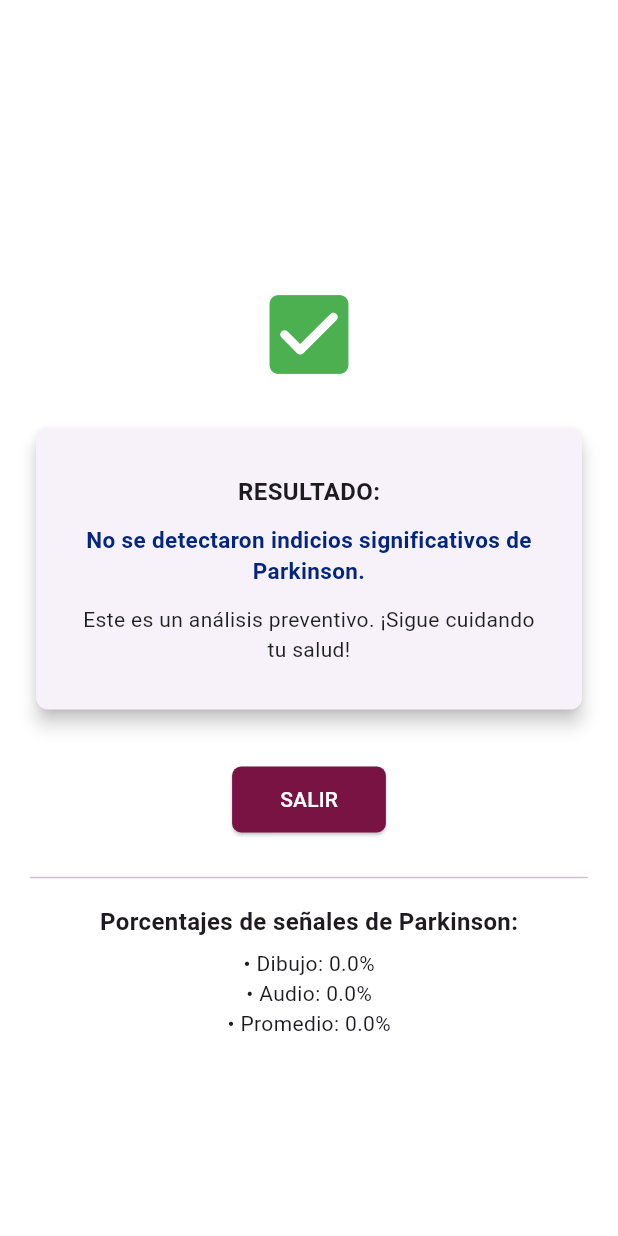
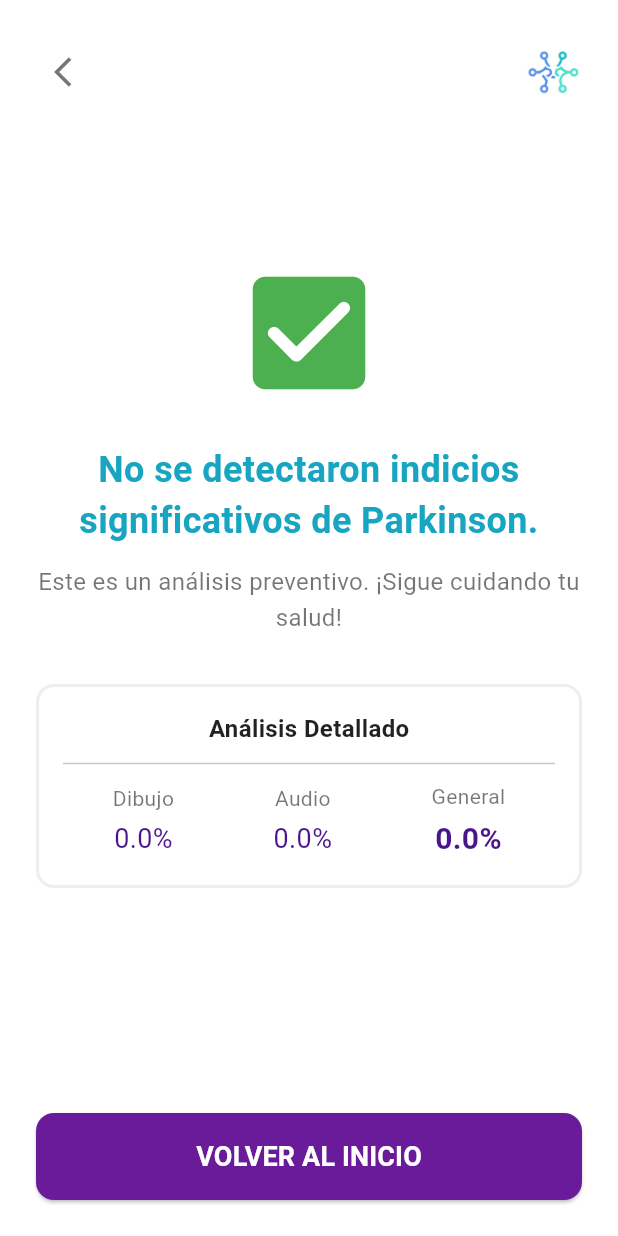
Before and after one commit to DarwinJesusNeiraC/Tesis_app, a Flutter app: the ThankYouScreen screen opened directly with empty values, on a phone screen of 412 x 824 dp. Run offline on Flutter 3.47's test engine with Material 3 defaults, Android fonts, the light colour scheme and no system bars; our stand-ins replace audioplayers, connectivity_plus, permission_handler; missing offline and left inert: flutter_sound.

Commit message:
thank you screen - functional

```diff
--- a/lib/screens/thank_you_screen.dart
+++ b/lib/screens/thank_you_screen.dart
@@ -8,6 +8,7 @@ class ThankYouScreen extends StatelessWidget {
 
   //onst ThankYouScreen({Key? key, required this.hasSymptoms}) : super(key: key);
   const ThankYouScreen({
+    super.key,
     required this.hasSymptoms,
     required this.drawingProbability,
     required this.audioProbability,
@@ -45,47 +46,9 @@ class ThankYouScreen extends StatelessWidget {
       };
     }
   }
-
-  String _getRiskMessage(double combinedProbability) {
-    // Rangos: <30% → Bajo, 30–70% → Moderado, >70% → Alto
-    if (combinedProbability < 0.30) {
-      return "No se detectaron indicios significativos de Parkinson.\n\n"
-          "Este es un análisis preventivo. ¡Sigue cuidando tu salud!";
-    } else if (combinedProbability < 0.70) {
-      return "Se encontraron señales moderadas que podrían estar relacionadas con Parkinson.\n\n"
-          "Te recomendamos consultar con un profesional médico para una evaluación más completa.";
-    } else {
-      return "Se detectaron indicios relevantes compatibles con síntomas de Parkinson.\n\n"
-          "Por favor, consulta con un médico especialista para una evaluación clínica detallada.";
-    }
-  }
-
-  IconData get _iconData => combinedProbability < 0.30
-      ? Icons.check_circle_outline
-      : combinedProbability < 0.70
-          ? Icons.warning_amber_rounded
-          : Icons.health_and_safety;
-
-  Color get _iconColor => combinedProbability < 0.30
-      ? Colors.green
-      : combinedProbability < 0.70
-          ? Colors.orange
-          : Colors.red;
-
+/*
   @override
   Widget build(BuildContext context) {
-    /*// Mensajes condicionales
-    final String title = "Resultado Preliminar";
-    final String message = hasSymptoms
-        ? "Existe una posible presencia de síntomas relacionados con Parkinson. "
-            "Recomendamos consultar con un especialista para una evaluación médica completa y la validación del resultado"
-        : "No se detectan señales claras de Parkinson."
-            "Sugerimos una revisión médica periódica para mantener su bienestar.";
-    final IconData icon =
-        hasSymptoms ? Icons.warning_amber_rounded : Icons.check_circle_outline;
-    final Color iconColor = hasSymptoms ? Colors.orange : Colors.green;
-    */
-    //final message = _getRiskMessage(combinedProbability);
     final result = _getResultConfig(combinedProbability);
     return Scaffold(
       backgroundColor: Colors.white,
@@ -149,7 +112,7 @@ class ThankYouScreen extends StatelessWidget {
                   Navigator.of(context).popUntil((route) => route.isFirst);
                 },
                 style: ElevatedButton.styleFrom(
-                  backgroundColor: Color(0xFF781344), // Color vino
+                  backgroundColor: Color(0xFF6A1B9A), // Color vino
                   foregroundColor: Colors.white,
                   padding:
                       const EdgeInsets.symmetric(horizontal: 32, vertical: 12),
@@ -157,7 +120,7 @@ class ThankYouScreen extends StatelessWidget {
                     borderRadius: BorderRadius.circular(6),
                   ),
                 ),
-                child: const Text('SALIR'),
+                child: const Text('VOLVER AL INICIO'),
               ),
               const SizedBox(height: 20),
               const Divider(),
@@ -177,7 +140,9 @@ class ThankYouScreen extends StatelessWidget {
     );
   }
 }
-  /*
+
+
+
     return Scaffold(
       appBar: AppBar(
         title: const Text('Resultado del Analisis'),
@@ -247,3 +212,129 @@ class ThankYouScreen extends StatelessWidget {
   }
 }
 */
+
+  @override
+  Widget build(BuildContext context) {
+    final result = _getResultConfig(combinedProbability);
+
+    return Scaffold(
+      backgroundColor: Colors.white,
+      body: SafeArea(
+        child: Padding(
+          padding: const EdgeInsets.all(24.0),
+          child: Column(
+            children: [
+              // --- Custom Header ---
+              Row(
+                mainAxisAlignment: MainAxisAlignment.spaceBetween,
+
+                children: [
+                  IconButton(
+                    icon: const Icon(Icons.arrow_back_ios, color: Colors.black54),
+                    onPressed: () => Navigator.of(context).pop(),
+                  ),
+                  Image.asset('assets/logo.png', height: 40),
+                ],
+              ),
+
+              const Spacer(flex: 2),
+
+              // --- Main Result Section (Unchanged) ---
+              Icon(result["icon"], size: 100, color: result["iconColor"]),
+              const SizedBox(height: 24),
+
+              Text(
+                result["title"],
+                style: const TextStyle(
+                  fontSize: 24,
+                  fontWeight: FontWeight.bold,
+                  //color: Color.fromARGB(255, 196, 46, 114),
+                  color: Color.fromARGB(255, 24, 165, 193),
+                ),
+                textAlign: TextAlign.center,
+              ),
+              const SizedBox(height: 12),
+              Text(
+                result["subtitle"],
+                style: const TextStyle(
+                  fontSize: 16,
+                  color: Colors.black54,
+                  height: 1.5),
+                  textAlign: TextAlign.center,
+              ),
+              const SizedBox(height: 32),
+
+              // --- UPDATED: Detailed Analysis Card ---
+              _buildProbabilityDetails(),
+
+              const Spacer(flex: 3),
+
+              // --- UPDATED: "Finalize" Button ---
+              SizedBox(
+                width: double.infinity,
+                child: ElevatedButton(
+                  onPressed: () => Navigator.of(context).popUntil((route) => route.isFirst),
+                  style: ElevatedButton.styleFrom(
+                    backgroundColor: const Color(0xFF6A1B9A),
+                    padding: const EdgeInsets.symmetric(vertical: 16),
+                    shape: RoundedRectangleBorder(borderRadius: BorderRadius.circular(12)),
+                  ),
+                  child: const Text('VOLVER AL INICIO', style: TextStyle(fontSize: 18, color: Colors.white, fontWeight: FontWeight.bold)),
+                ),
+              ),
+            ],
+          ),
+        ),
+      ),
+    );
+  }
+
+  // --- NEW: Helper widget for the detailed analysis card ---
+  Widget _buildProbabilityDetails() {
+    return Container(
+      padding: const EdgeInsets.all(16.0),
+      decoration: BoxDecoration(
+        borderRadius: BorderRadius.circular(12),
+        border: Border.all(color: Colors.grey.shade200, width: 2),
+      ),
+      child: Column(
+        children: [
+          const Text(
+            "Análisis Detallado",
+            style: TextStyle(fontSize: 16, fontWeight: FontWeight.bold, color: Colors.black87),
+          ),
+          const Divider(height: 24),
+          Row(
+            mainAxisAlignment: MainAxisAlignment.spaceAround,
+            children: [
+              _buildDetailItem("Dibujo", drawingProbability),
+              _buildDetailItem("Audio", audioProbability),
+              _buildDetailItem("General", combinedProbability, isBold: true),
+            ],
+          ),
+        ],
+      ),
+    );
+  }
+
+  // --- NEW: Helper widget for each item in the analysis card ---
+  Widget _buildDetailItem(String label, double probability, {bool isBold = false}) {
+    return Column(
+      children: [
+        Text(
+          label,
+          style: const TextStyle(fontSize: 14, color: Colors.black54),
+        ),
+        const SizedBox(height: 4),
+        Text(
+          "${(probability * 100).toStringAsFixed(1)}%",
+          style: TextStyle(
+            fontSize: isBold ? 20 : 18,
+            fontWeight: isBold ? FontWeight.bold : FontWeight.normal,
+            color: const Color(0xFF4A148C),
+          ),
+        ),
+      ],
+    );
+  }
+}
```
